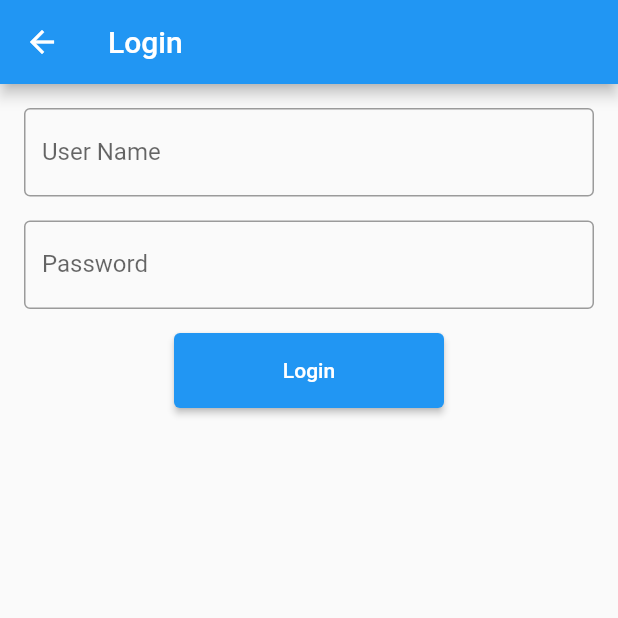
After one commit to danielmagri/data_State, a Flutter app: the screen it shows after launch, after a tap on "Login", on a phone screen of 412 x 824 dp, the top half of it. The commit adds this screen. Run offline on Flutter 3.47's test engine with Material 2 defaults, Android fonts, the phone set to English and light mode, and no system bars; our stand-ins replace flutter_mobx, mobx; generated files the repository leaves out were written again.

Commit message:
Observables getters for each state and login sample added

```diff
--- /dev/null
+++ b/example/lib/login_sample/login_controller.dart
@@ -0,0 +1,25 @@
+import 'package:data_state_mobx/data_state.dart';
+import 'package:mobx/mobx.dart';
+
+part 'login_controller.g.dart';
+
+class LoginController = _LoginControllerBase with _$LoginController;
+
+abstract class _LoginControllerBase with Store {
+  final loginState = DataState<String>.startWithSuccess(data: '');
+
+  Future<void> login(String name, String password) async {
+    if (name.isNotEmpty && password.isNotEmpty) {
+      loginState.setLoadingState();
+      try {
+        final data = await Future.delayed(const Duration(seconds: 2))
+            .then((_) => 'token');
+        loginState.setSuccessState(data);
+      } catch (e) {
+        loginState.setErrorState(e);
+      }
+    } else {
+      loginState.setErrorState('Name or password is empty.');
+    }
+  }
+}
--- /dev/null
+++ b/example/lib/login_sample/login_page.dart
@@ -0,0 +1,109 @@
+import 'package:example/login_sample/login_controller.dart';
+import 'package:flutter/material.dart';
+import 'package:flutter_mobx/flutter_mobx.dart';
+import 'package:mobx/mobx.dart';
+
+class LoginPage extends StatefulWidget {
+  const LoginPage({Key? key}) : super(key: key);
+
+  @override
+  State<LoginPage> createState() => _LoginPageState();
+}
+
+class _LoginPageState extends State<LoginPage> {
+  final controller = LoginController();
+
+  final nameController = TextEditingController();
+  final passwordController = TextEditingController();
+
+  List<ReactionDisposer>? reactionsDisposers;
+
+  @override
+  void initState() {
+    reactionsDisposers = [
+      controller.loginState.handleReactionState(success: (data) {
+        showDialog(
+          context: context,
+          builder: (BuildContext context) {
+            return AlertDialog(
+              title: const Text('Success'),
+              content: const Text('Navigate to the home'),
+              actions: [
+                ElevatedButton(
+                  onPressed: () {
+                    Navigator.pop(context);
+                  },
+                  child: const Text('Ok'),
+                ),
+              ],
+            );
+          },
+        );
+      }, error: (error) {
+        ScaffoldMessenger.of(context).showSnackBar(SnackBar(
+          content: Text(error.toString()),
+        ));
+      })
+    ];
+    super.initState();
+  }
+
+  @override
+  void dispose() {
+    reactionsDisposers?.forEach((dispose) {
+      dispose();
+    });
+    super.dispose();
+  }
+
+  @override
+  Widget build(BuildContext context) {
+    return Scaffold(
+      appBar: AppBar(
+        title: const Text('Login'),
+      ),
+      body: Padding(
+        padding: const EdgeInsets.all(16),
+        child: Column(
+          children: <Widget>[
+            TextField(
+              controller: nameController,
+              decoration: const InputDecoration(
+                border: OutlineInputBorder(),
+                labelText: 'User Name',
+              ),
+            ),
+            const SizedBox(height: 16),
+            TextField(
+              obscureText: true,
+              controller: passwordController,
+              decoration: const InputDecoration(
+                border: OutlineInputBorder(),
+                labelText: 'Password',
+              ),
+            ),
+            const SizedBox(height: 16),
+            Observer(builder: (_) {
+              return Container(
+                  height: 50,
+                  width: 200,
+                  padding: const EdgeInsets.fromLTRB(10, 0, 10, 0),
+                  child: ElevatedButton(
+                    child: controller.loginState.isLoading
+                        ? const CircularProgressIndicator(
+                            valueColor:
+                                AlwaysStoppedAnimation<Color>(Colors.white),
+                          )
+                        : const Text('Login'),
+                    onPressed: () {
+                      controller.login(
+                          nameController.text, passwordController.text);
+                    },
+                  ));
+            }),
+          ],
+        ),
+      ),
+    );
+  }
+}
--- a/example/lib/main.dart
+++ b/example/lib/main.dart
@@ -1,3 +1,4 @@
+import 'package:example/login_sample/login_page.dart';
 import 'package:example/reaction_states/reaction_page.dart';
 import 'package:example/reloadable_states/reloadable_page.dart';
 import 'package:example/simple_states/simple_page.dart';
@@ -71,6 +72,18 @@ class _MyHomePageState extends State<MyHomePage> {
               },
               child: const Text('States using reaction'),
             ),
+            const SizedBox(height: 24),
+            const Text('Samples'),
+            const SizedBox(height: 8),
+            ElevatedButton(
+              onPressed: () {
+                Navigator.push(
+                  context,
+                  MaterialPageRoute(builder: (context) => const LoginPage()),
+                );
+              },
+              child: const Text('Login'),
+            ),
           ],
         ),
       ),
```
Also changed, not shown: lib/data_state.dart (+12 -0 lines), example/lib/login_sample/login_controller.g.dart (added), example/pubspec.lock.
